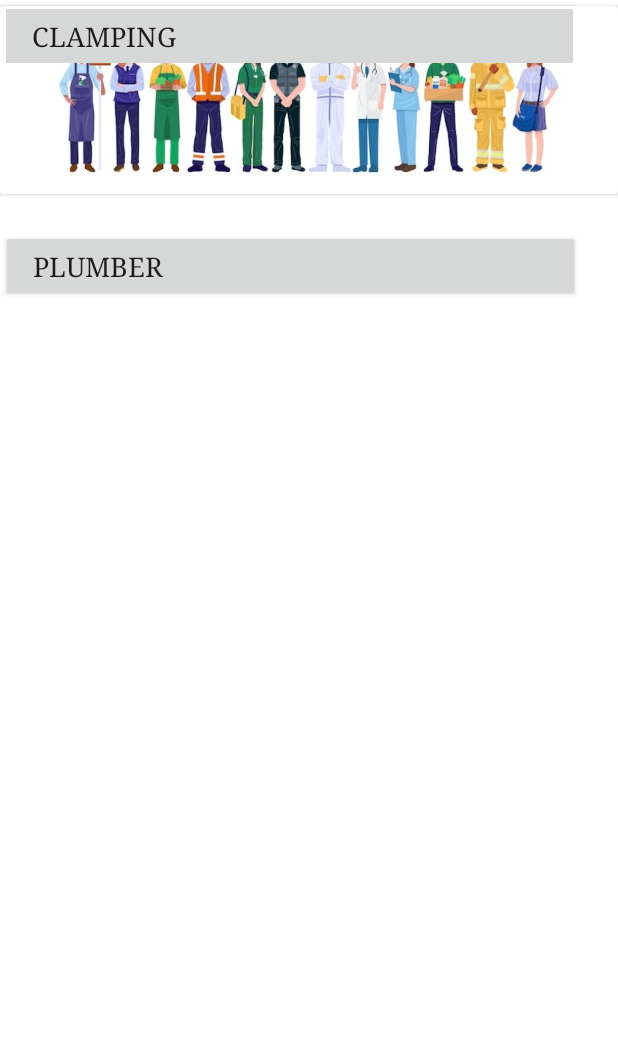
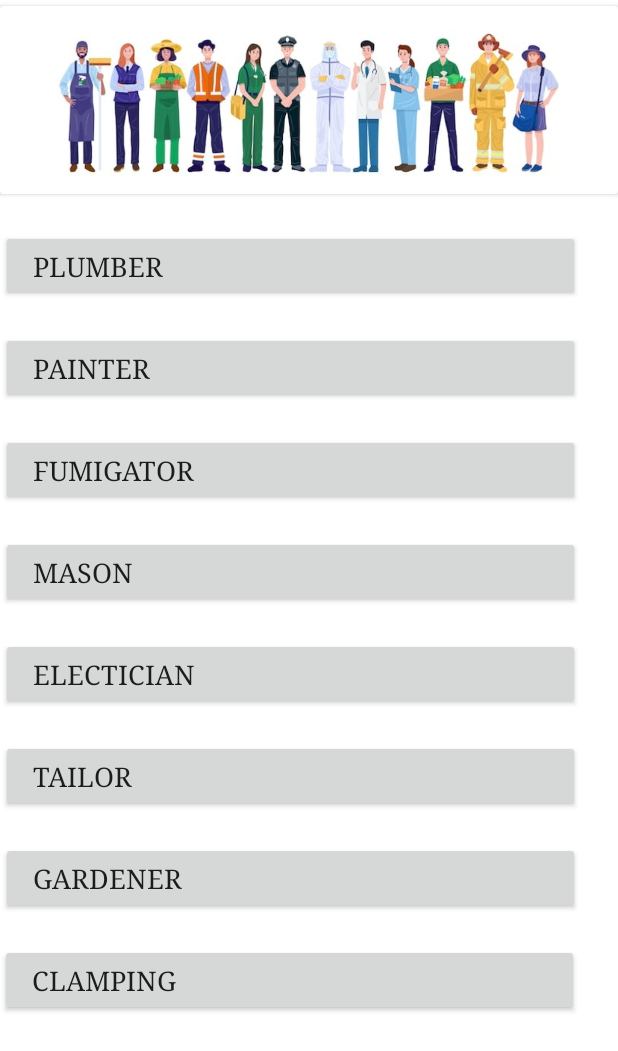
Before and after one commit to AmenyaZ/TigerService, an Android app: the Categories screen opened directly, with no data from a screen before it, on a phone screen of 412 x 824 dp. Shown: the top 1051 px of the screen. Run offline under Robolectric (Android 15) with nearby library versions, the phone set to English and light mode, and no system bars.

Commit message:
Cover page

```diff
--- a/app/src/main/java/com/example/tigerservice/Register.java
+++ b/app/src/main/java/com/example/tigerservice/Register.java
@@ -21,7 +21,6 @@ import androidx.annotation.NonNull;
 import androidx.appcompat.app.ActionBar;
 import androidx.appcompat.app.AppCompatActivity;
 
-import com.example.tigerservice.Register;
 import com.google.android.gms.tasks.OnCompleteListener;
 import com.google.android.gms.tasks.Task;
 import com.google.firebase.auth.AuthResult;
--- a/app/src/main/res/layout/activity_categories.xml
+++ b/app/src/main/res/layout/activity_categories.xml
@@ -38,7 +38,7 @@
         android:textSize="18sp"
         android:typeface="serif"
         app:layout_constraintEnd_toEndOf="parent"
-        app:layout_constraintHorizontal_bias="1.0"
+        app:layout_constraintHorizontal_bias="0.5"
         app:layout_constraintStart_toStartOf="parent"
         app:layout_constraintTop_toBottomOf="@+id/cardView4" />
 
@@ -47,98 +47,135 @@
         android:layout_width="386dp"
         android:layout_height="wrap_content"
         android:layout_gravity="start"
+        android:layout_marginTop="20dp"
+        android:layout_marginEnd="25dp"
+        android:layout_marginRight="25dp"
         android:shadowColor="@color/cardview_light_background"
         android:text="  Painter"
         android:textAlignment="viewStart"
         android:textSize="18sp"
+
         android:typeface="serif"
-
-        tools:layout_editor_absoluteX="0dp"
-        tools:layout_editor_absoluteY="229dp" />
+        app:layout_constraintEnd_toEndOf="parent"
+        app:layout_constraintHorizontal_bias="0.5"
+        app:layout_constraintStart_toStartOf="parent"
+        app:layout_constraintTop_toBottomOf="@+id/btPlumber" />
 
     <Button
         android:id="@+id/btFumigator"
         android:layout_width="386dp"
         android:layout_height="wrap_content"
         android:layout_gravity="start"
+        android:layout_marginTop="20dp"
+        android:layout_marginEnd="25dp"
+        android:layout_marginRight="25dp"
         android:shadowColor="@color/cardview_light_background"
         android:text="  Fumigator"
         android:textAlignment="viewStart"
         android:textSize="18sp"
+
         android:typeface="serif"
-
-        tools:layout_editor_absoluteX="0dp"
-        tools:layout_editor_absoluteY="288dp" />
+        app:layout_constraintEnd_toEndOf="parent"
+        app:layout_constraintHorizontal_bias="0.5"
+        app:layout_constraintStart_toStartOf="parent"
+        app:layout_constraintTop_toBottomOf="@+id/btPainter" />
 
     <Button
         android:id="@+id/btMason"
         android:layout_width="386dp"
         android:layout_height="wrap_content"
         android:layout_gravity="start"
+        android:layout_marginTop="20dp"
+        android:layout_marginEnd="25dp"
+        android:layout_marginRight="25dp"
         android:shadowColor="@color/cardview_light_background"
         android:text="  Mason"
         android:textAlignment="viewStart"
         android:textSize="18sp"
+
         android:typeface="serif"
-
-        tools:layout_editor_absoluteX="0dp"
-        tools:layout_editor_absoluteY="351dp" />
+        app:layout_constraintEnd_toEndOf="parent"
+        app:layout_constraintHorizontal_bias="0.5"
+        app:layout_constraintStart_toStartOf="parent"
+        app:layout_constraintTop_toBottomOf="@+id/btFumigator" />
 
     <Button
         android:id="@+id/btElectrcian"
         android:layout_width="386dp"
         android:layout_height="wrap_content"
         android:layout_gravity="start"
+        android:layout_marginTop="20dp"
+        android:layout_marginEnd="25dp"
+        android:layout_marginRight="25dp"
         android:shadowColor="@color/cardview_light_background"
         android:text="  Electician"
         android:textAlignment="viewStart"
         android:textSize="18sp"
+
         android:typeface="serif"
-
-        tools:layout_editor_absoluteX="9dp"
-        tools:layout_editor_absoluteY="426dp" />
+        app:layout_constraintEnd_toEndOf="parent"
+        app:layout_constraintHorizontal_bias="0.5"
+        app:layout_constraintStart_toStartOf="parent"
+        app:layout_constraintTop_toBottomOf="@+id/btMason" />
 
     <Button
         android:id="@+id/btTailor"
         android:layout_width="386dp"
         android:layout_height="wrap_content"
         android:layout_gravity="start"
+        android:layout_marginTop="20dp"
+        android:layout_marginEnd="25dp"
+        android:layout_marginRight="25dp"
         android:shadowColor="@color/cardview_light_background"
         android:text="  Tailor"
         android:textAlignment="viewStart"
         android:textSize="18sp"
+
         android:typeface="serif"
-
-        tools:layout_editor_absoluteX="9dp"
-        tools:layout_editor_absoluteY="492dp" />
+        app:layout_constraintEnd_toEndOf="parent"
+        app:layout_constraintHorizontal_bias="0.5"
+        app:layout_constraintStart_toStartOf="parent"
+        app:layout_constraintTop_toBottomOf="@+id/btElectrcian" />
 
     <Button
         android:id="@+id/Gardener"
         android:layout_width="386dp"
         android:layout_height="wrap_content"
         android:layout_gravity="start"
+        android:layout_marginTop="20dp"
+        android:layout_marginEnd="25dp"
+        android:layout_marginRight="25dp"
         android:shadowColor="@color/cardview_light_background"
         android:text="  Gardener"
         android:textAlignment="viewStart"
         android:textSize="18sp"
+
         android:typeface="serif"
-
-        tools:layout_editor_absoluteX="9dp"
-        tools:layout_editor_absoluteY="560dp" />
+        app:layout_constraintEnd_toEndOf="parent"
+        app:layout_constraintHorizontal_bias="0.5"
+        app:layout_constraintStart_toStartOf="parent"
+        app:layout_constraintTop_toBottomOf="@+id/btTailor" />
 
     <Button
         android:id="@+id/btOthers"
         android:layout_width="386dp"
         android:layout_height="wrap_content"
         android:layout_gravity="start"
+        android:layout_marginTop="20dp"
+        android:layout_marginEnd="25dp"
+        android:layout_marginRight="25dp"
         android:shadowColor="@color/cardview_light_background"
         android:text="  Clamping"
         android:textAlignment="viewStart"
         android:textSize="18sp"
+
         android:typeface="serif"
-
-        tools:layout_editor_absoluteX="9dp"
-        tools:layout_editor_absoluteY="626dp" />
+        app:layout_constraintBottom_toBottomOf="parent"
+        app:layout_constraintEnd_toEndOf="parent"
+        app:layout_constraintHorizontal_bias="0.0"
+        app:layout_constraintStart_toStartOf="parent"
+        app:layout_constraintTop_toBottomOf="@+id/Gardener"
+        app:layout_constraintVertical_bias="0.0" />
 
 
 </androidx.constraintlayout.widget.ConstraintLayout>
```
Also changed, not shown: app/src/main/java/com/example/tigerservice/Login.java (+12 -30 lines), app/src/main/java/com/example/tigerservice/MainActivity.java (+5 -43 lines), app/src/main/res/layout/activity_login.xml (+13 -11 lines), app/src/main/res/layout/activity_main.xml (+20 -5 lines), app/src/main/res/layout/activity_register.xml (+23 -12 lines), app/src/main/res/values/strings.xml (+21 -9 lines).
